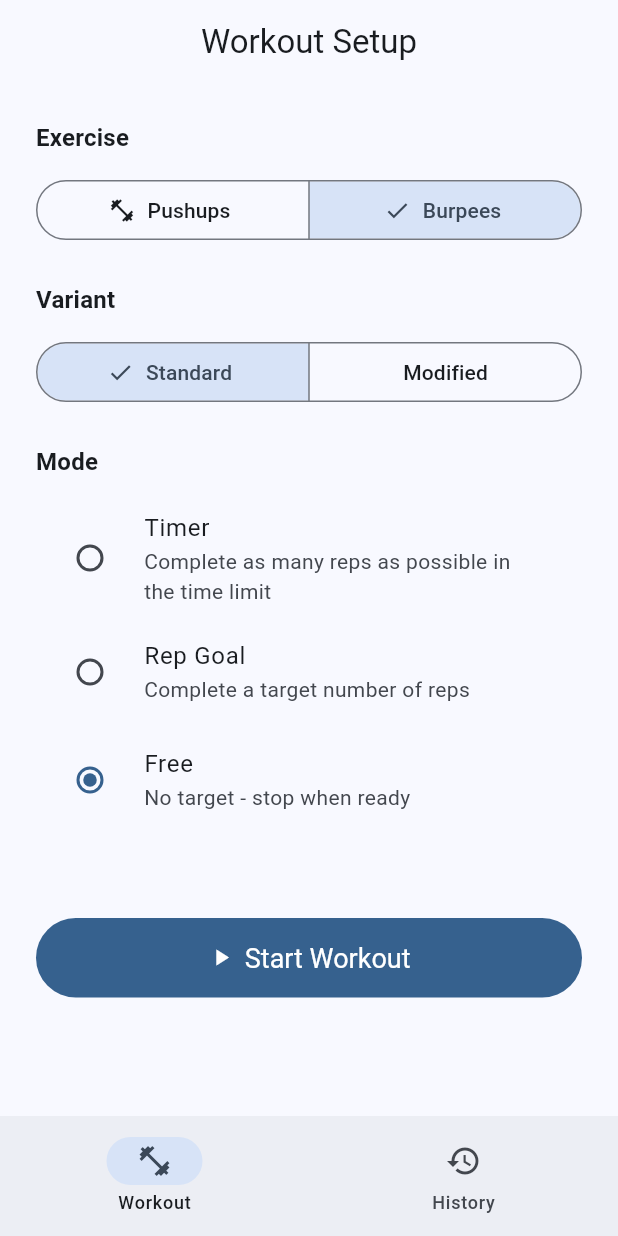
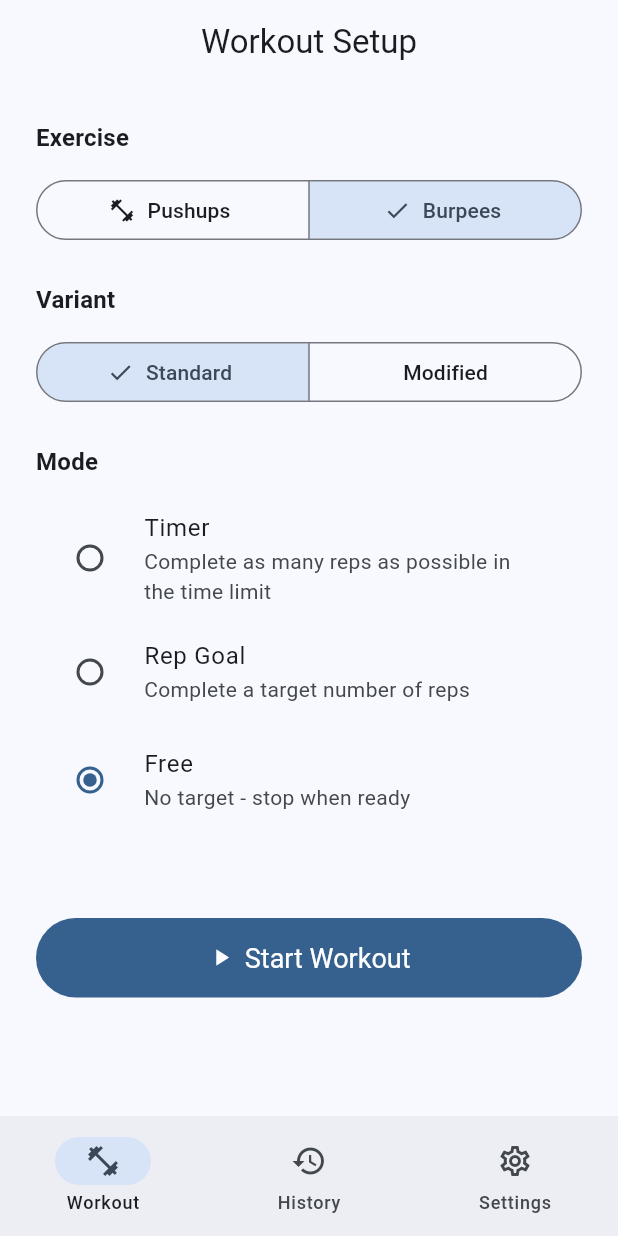
Before and after one commit to sherzing/bodyweight-excercie-tracker, a Flutter app: the screen it shows after launch, after a tap on "Burpees", on a phone screen of 412 x 824 dp. Run offline on Flutter 3.47's test engine with Material 3 defaults, Android fonts, the phone set to English and light mode, and no system bars; our stand-ins replace camera, shared_preferences, sqflite; missing offline and left inert: google_mlkit_pose_detection; accounts and stored records are empty.

Commit message:
Add visual feedback, settings screen, celebration animation, and position feedback

```diff
--- a/lib/screens/home_screen.dart
+++ b/lib/screens/home_screen.dart
@@ -1,6 +1,7 @@
 import 'package:flutter/material.dart';
 import 'selection_screen.dart';
 import 'history_screen.dart';
+import 'settings_screen.dart';
 
 class HomeScreen extends StatefulWidget {
   const HomeScreen({super.key});
@@ -15,6 +16,7 @@ class _HomeScreenState extends State<HomeScreen> {
   final _screens = const [
     SelectionScreen(),
     HistoryScreen(),
+    SettingsScreen(),
   ];
 
   @override
@@ -40,6 +42,11 @@ class _HomeScreenState extends State<HomeScreen> {
             selectedIcon: Icon(Icons.history),
             label: 'History',
           ),
+          NavigationDestination(
+            icon: Icon(Icons.settings_outlined),
+            selectedIcon: Icon(Icons.settings),
+            label: 'Settings',
+          ),
         ],
       ),
     );
--- /dev/null
+++ b/lib/screens/settings_screen.dart
@@ -0,0 +1,110 @@
+import 'package:flutter/material.dart';
+import '../services/feedback_service.dart';
+
+/// Settings screen for configuring app preferences.
+class SettingsScreen extends StatefulWidget {
+  const SettingsScreen({super.key});
+
+  @override
+  State<SettingsScreen> createState() => _SettingsScreenState();
+}
+
+class _SettingsScreenState extends State<SettingsScreen> {
+  final FeedbackService _feedback = FeedbackService();
+  bool _audioEnabled = true;
+  bool _hapticEnabled = true;
+
+  @override
+  void initState() {
+    super.initState();
+    _loadSettings();
+  }
+
+  Future<void> _loadSettings() async {
+    await _feedback.initialize();
+    setState(() {
+      _audioEnabled = _feedback.isAudioEnabled;
+      _hapticEnabled = _feedback.isHapticEnabled;
+    });
+  }
+
+  @override
+  Widget build(BuildContext context) {
+    return Scaffold(
+      appBar: AppBar(
+        title: const Text('Settings'),
+      ),
+      body: ListView(
+        children: [
+          _buildSectionHeader('Feedback'),
+          SwitchListTile(
+            title: const Text('Audio Feedback'),
+            subtitle: const Text('Play sounds for rep completion and events'),
+            value: _audioEnabled,
+            onChanged: (value) async {
+              await _feedback.setAudioEnabled(value);
+              setState(() => _audioEnabled = value);
+            },
+            secondary: const Icon(Icons.volume_up),
+          ),
+          SwitchListTile(
+            title: const Text('Haptic Feedback'),
+            subtitle: const Text('Vibrate on rep completion and events'),
+            value: _hapticEnabled,
+            onChanged: (value) async {
+              await _feedback.setHapticEnabled(value);
+              setState(() => _hapticEnabled = value);
+            },
+            secondary: const Icon(Icons.vibration),
+          ),
+          const Divider(),
+          _buildSectionHeader('About'),
+          const ListTile(
+            leading: Icon(Icons.info_outline),
+            title: Text('Version'),
+            subtitle: Text('1.0.0'),
+          ),
+          ListTile(
+            leading: const Icon(Icons.privacy_tip_outlined),
+            title: const Text('Privacy'),
+            subtitle: const Text('All data stays on your device'),
+            onTap: () => _showPrivacyInfo(),
+          ),
+        ],
+      ),
+    );
+  }
+
+  Widget _buildSectionHeader(String title) {
+    return Padding(
+      padding: const EdgeInsets.fromLTRB(16, 16, 16, 8),
+      child: Text(
+        title,
+        style: Theme.of(context).textTheme.titleSmall?.copyWith(
+              color: Theme.of(context).colorScheme.primary,
+              fontWeight: FontWeight.bold,
+            ),
+      ),
+    );
+  }
+
+  void _showPrivacyInfo() {
+    showDialog(
+      context: context,
+      builder: (context) => AlertDialog(
+        title: const Text('Privacy'),
+        content: const Text(
+          'This app operates 100% offline. All pose detection happens on-device '
+          'and no video data ever leaves your phone. Your workout history is '
+          'stored locally using SQLite.',
+        ),
+        actions: [
+          TextButton(
+            onPressed: () => Navigator.pop(context),
+            child: const Text('OK'),
+          ),
+        ],
+      ),
+    );
+  }
+}
```
Also changed, not shown: lib/screens/tracking_screen.dart (+14 -1 lines), lib/services/pose_detection_service.dart (+33 -0 lines), lib/widgets/celebration_overlay.dart (added, +164 -0 lines), lib/widgets/rep_flash_overlay.dart (added, +92 -0 lines).
